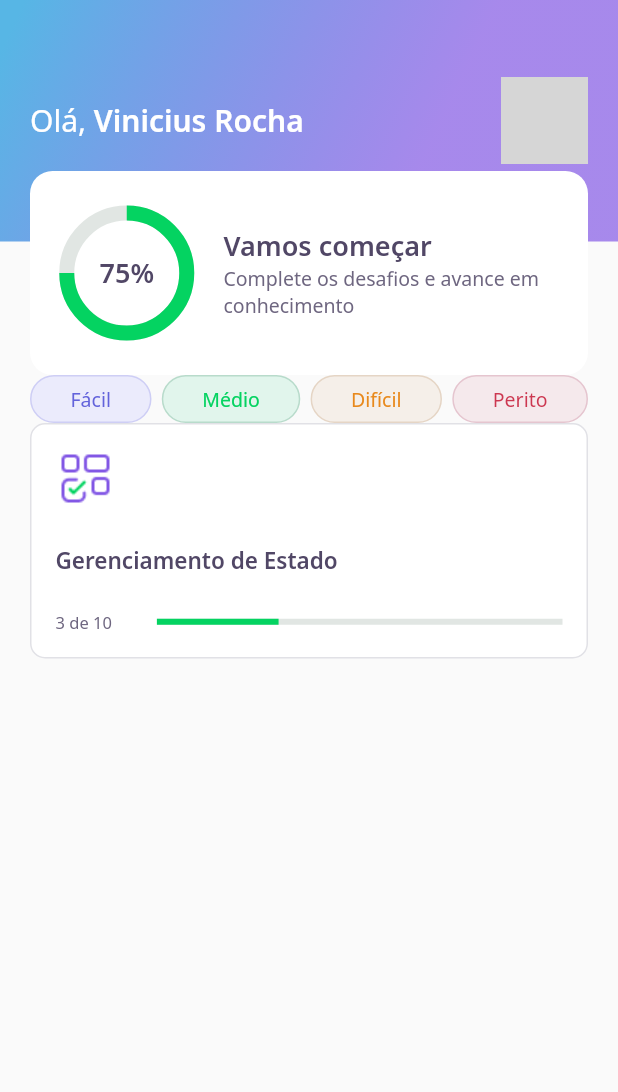
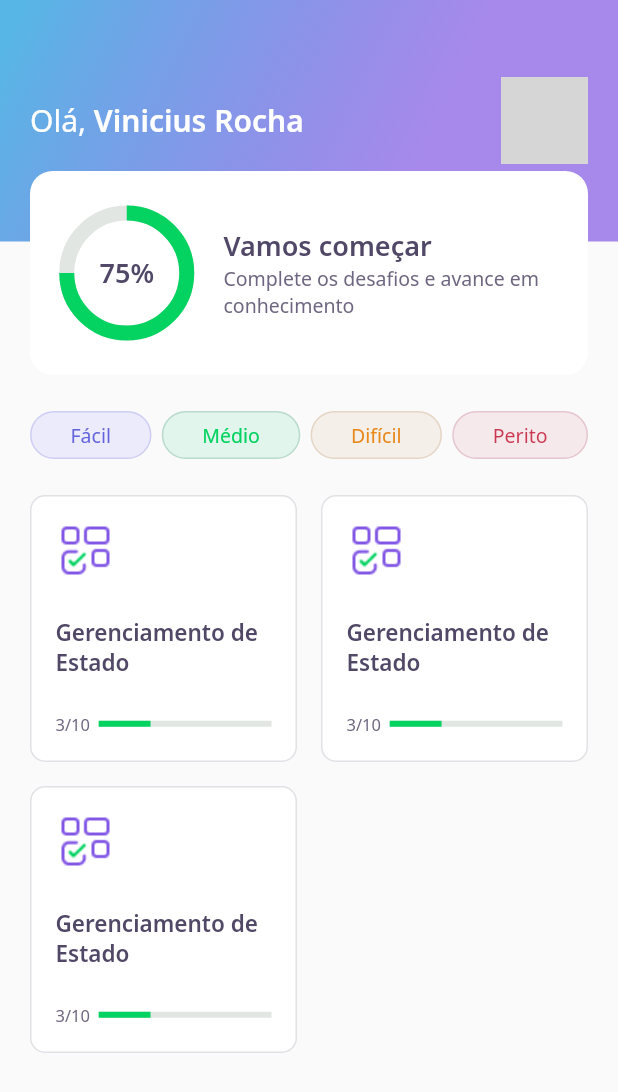
Before and after one commit to hayato-eth/NLW-5-Flutter, a Flutter app: the screen it shows after launch, on a phone screen of 412 x 824 dp. Shown: the top 1092 px of the screen. Run offline on Flutter 3.47's test engine with Material 2 defaults, Android fonts, the phone set to English and light mode, and no system bars; our stand-ins replace google_fonts; network calls fail; grey boxes are pictures that could not be loaded.

Commit message:
feat: add gridview to quiz card and spacing between in layout

```diff
--- a/lib/home/home_page.dart
+++ b/lib/home/home_page.dart
@@ -19,6 +19,9 @@ class _HomePageState extends State<HomePage> {
         padding: const EdgeInsets.symmetric(horizontal: 20),
         child: Column(
           children: [
+            SizedBox(
+              height: 24,
+            ),
             Row(
               mainAxisAlignment: MainAxisAlignment.spaceBetween,
               children: [
@@ -36,7 +39,21 @@ class _HomePageState extends State<HomePage> {
                 ),
               ],
             ),
-            QuizCardWidget()
+            SizedBox(
+              height: 24,
+            ),
+            Expanded(
+              child: GridView.count(
+                crossAxisSpacing: 16,
+                mainAxisSpacing: 16,
+                crossAxisCount: 2,
+                children: [
+                  QuizCardWidget(),
+                  QuizCardWidget(),
+                  QuizCardWidget(),
+                ],
+              ),
+            )
           ],
         ),
       ),
--- a/lib/home/widgets/quiz_card/quiz_card_widget.dart
+++ b/lib/home/widgets/quiz_card/quiz_card_widget.dart
@@ -34,7 +34,7 @@ class QuizCardWidget extends StatelessWidget {
               Expanded(
                 flex: 1,
                 child: Text(
-                  "3 de 10",
+                  "3/10",
                   style: AppTextStyles.body11,
                 ),
               ),
```
